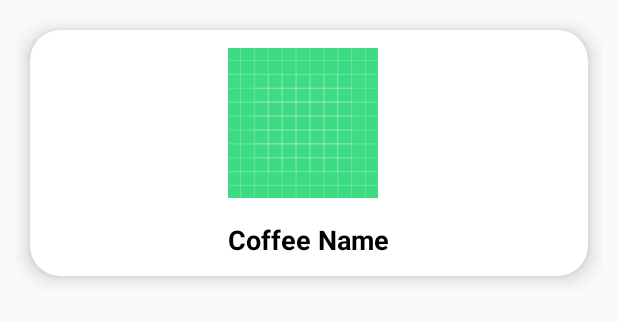
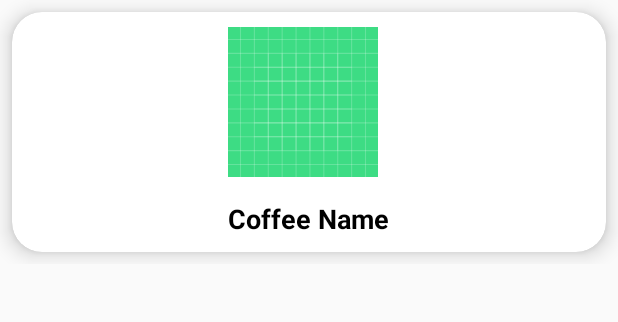
Before and after one commit to DhimasArbi/MyCafe, an Android app: the layout coffee_list_style.xml on its own in the app's theme, with its tools: preview values and no code run, on a phone screen of 412 x 824 dp. Shown: the top 322 px of the screen. Run offline under Robolectric (Android 15) with nearby library versions, the phone set to English and light mode, and no system bars.

Commit message:
edit ui #4

```diff
--- a/SanaSiniCoffee/app/src/main/res/layout/coffee_list_style.xml
+++ b/SanaSiniCoffee/app/src/main/res/layout/coffee_list_style.xml
@@ -2,7 +2,7 @@
 <RelativeLayout xmlns:android="http://schemas.android.com/apk/res/android"
     android:layout_width="match_parent"
     xmlns:app="http://schemas.android.com/apk/res-auto"
-    android:padding="10dp"
+
     android:layout_height="wrap_content">
 
     <androidx.cardview.widget.CardView
@@ -11,10 +11,10 @@
         android:layout_height="wrap_content"
         app:cardElevation="8dp"
         app:cardCornerRadius="20dp"
-        android:layout_margin="10dp">
+        android:layout_margin="8dp">
 
         <RelativeLayout
-            android:padding="12dp"
+            android:padding="10dp"
             android:layout_width="match_parent"
             android:layout_height="match_parent"
             android:gravity="center">
--- a/SanaSiniCoffee/app/src/main/res/layout/fragment_coffee_list.xml
+++ b/SanaSiniCoffee/app/src/main/res/layout/fragment_coffee_list.xml
@@ -9,7 +9,7 @@
     <androidx.recyclerview.widget.RecyclerView
         android:id="@+id/recViewAll"
         android:layout_width="match_parent"
-        android:layout_height="match_parent" />
+        android:layout_height="match_parent"/>
 
 
     <com.google.android.material.floatingactionbutton.FloatingActionButton
@@ -18,9 +18,6 @@
         android:layout_height="80dp"
         android:layout_alignParentRight="true"
         android:layout_alignParentBottom="true"
-        android:layout_marginStart="30dp"
-        android:layout_marginLeft="30dp"
-        android:layout_marginTop="30dp"
         android:layout_marginEnd="30dp"
         android:layout_marginRight="30dp"
         android:layout_marginBottom="30dp"
--- a/SanaSiniCoffee/app/src/main/res/values/strings.xml
+++ b/SanaSiniCoffee/app/src/main/res/values/strings.xml
@@ -1,5 +1,5 @@
 <resources>
-    <string name="app_name">SanaSiniCoffee</string>
+    <string name="app_name">Sana Sini Coffee</string>
     <!-- TODO: Remove or change this placeholder text -->
     <string name="hello_blank_fragment">Hello blank fragment</string>
 </resources>
```
